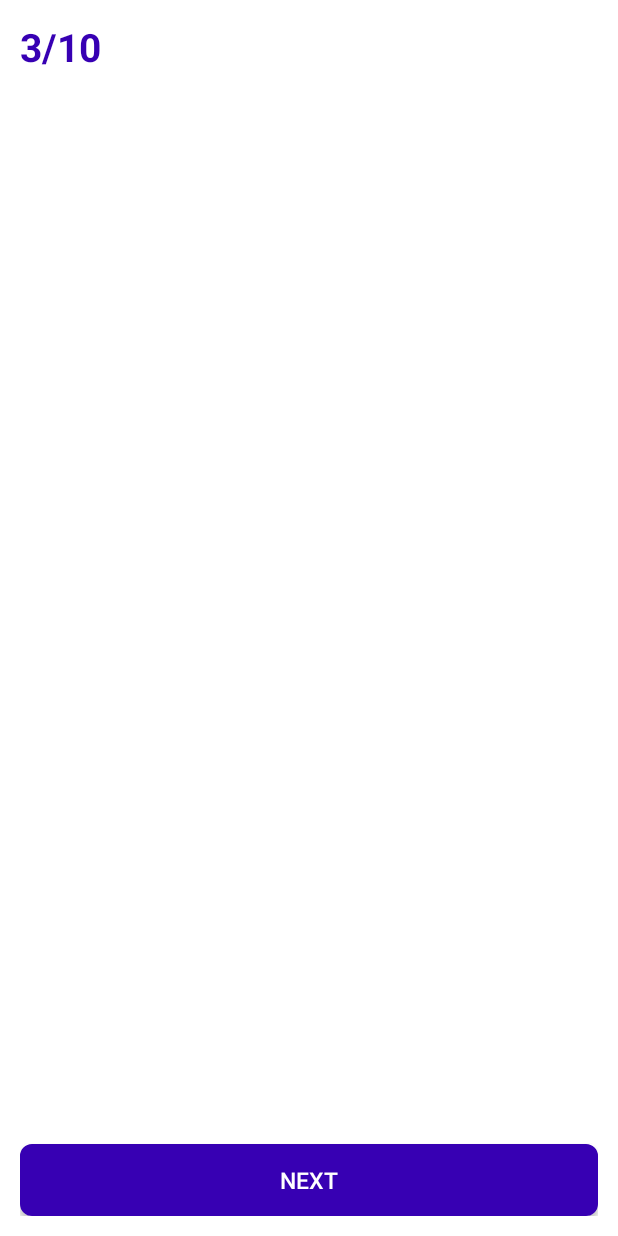
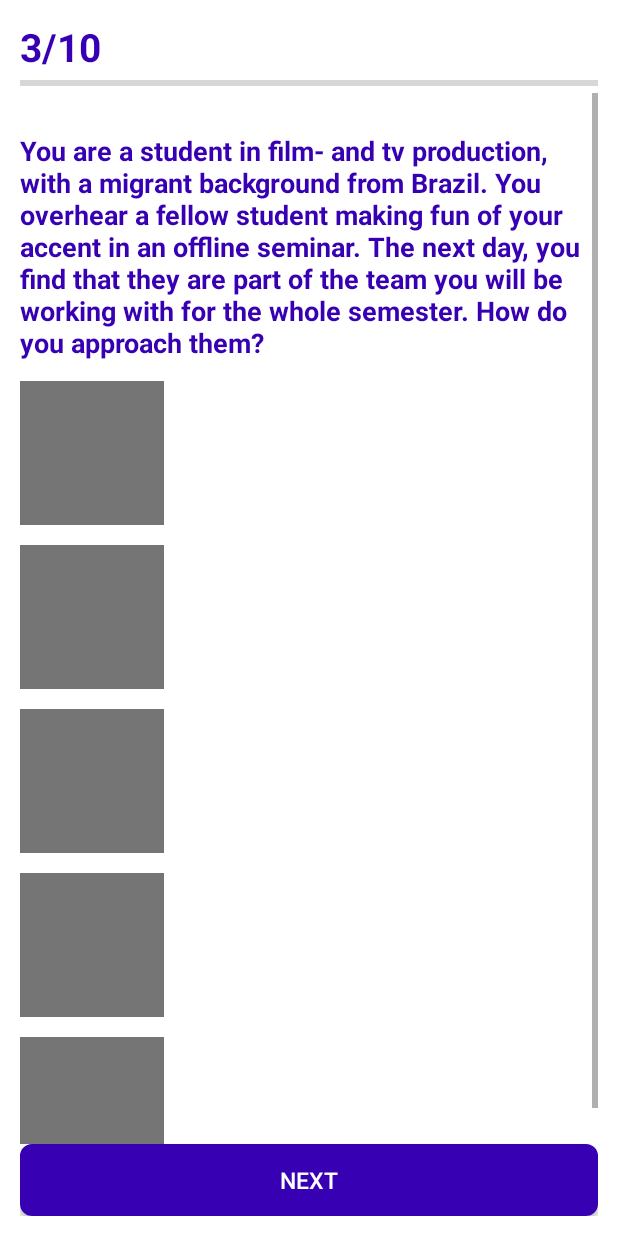
Before and after one commit to RTUIPUAPPS/WeLearn, an Android app: the layout activity_test.xml on its own in the app's theme, with its tools: preview values and no code run, on a phone screen of 412 x 824 dp. Run offline under Robolectric (Android 15) with nearby library versions, the phone set to English and light mode, and no system bars.

Commit message:
Test questions changes

```diff
--- a/app/src/main/res/layout/activity_test.xml
+++ b/app/src/main/res/layout/activity_test.xml
@@ -41,9 +41,15 @@
                     tools:text="3/10" />
 
             </LinearLayout>
-
+            <ProgressBar
+                android:id="@+id/progressBar"
+                android:max="10"
+                android:progressTint="@color/purple_500"
+                android:layout_width="match_parent"
+                android:layout_height="@dimen/_10sdp"
+                style="?android:attr/progressBarStyleHorizontal"/>
             <ScrollView
-                android:visibility="gone"
+                android:visibility="visible"
                 android:layout_width="match_parent"
                 android:layout_height="wrap_content">
 
@@ -117,7 +123,7 @@
                 android:id="@+id/viewPagerQuestions"
                 android:layout_width="match_parent"
                 android:layout_height="match_parent"
-                android:visibility="visible" />
+                android:visibility="gone" />
             <!--                <androidx.appcompat.widget.AppCompatTextView-->
             <!--                    android:id="@+id/tvQuestion"-->
             <!--                    android:layout_width="match_parent"-->
```
Also changed, not shown: app/src/main/java/com/rtu/welearn/ui/test/TestActivity.kt (+21 -18 lines).
